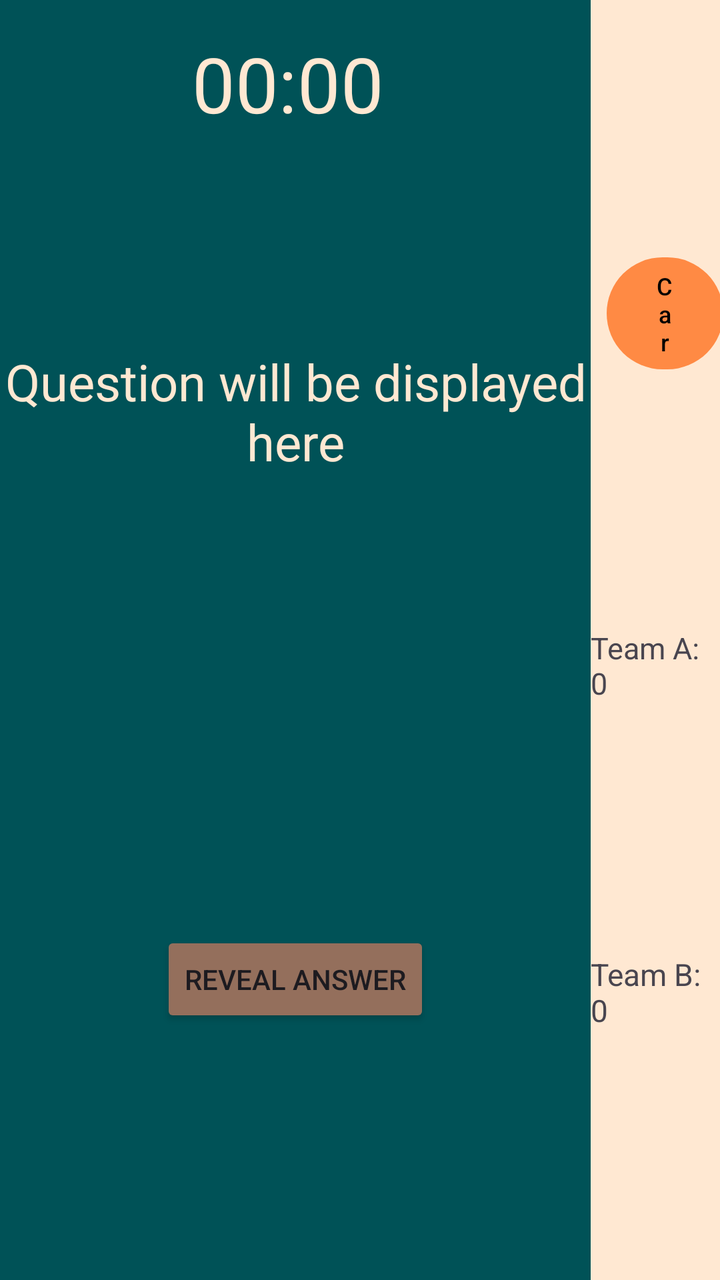
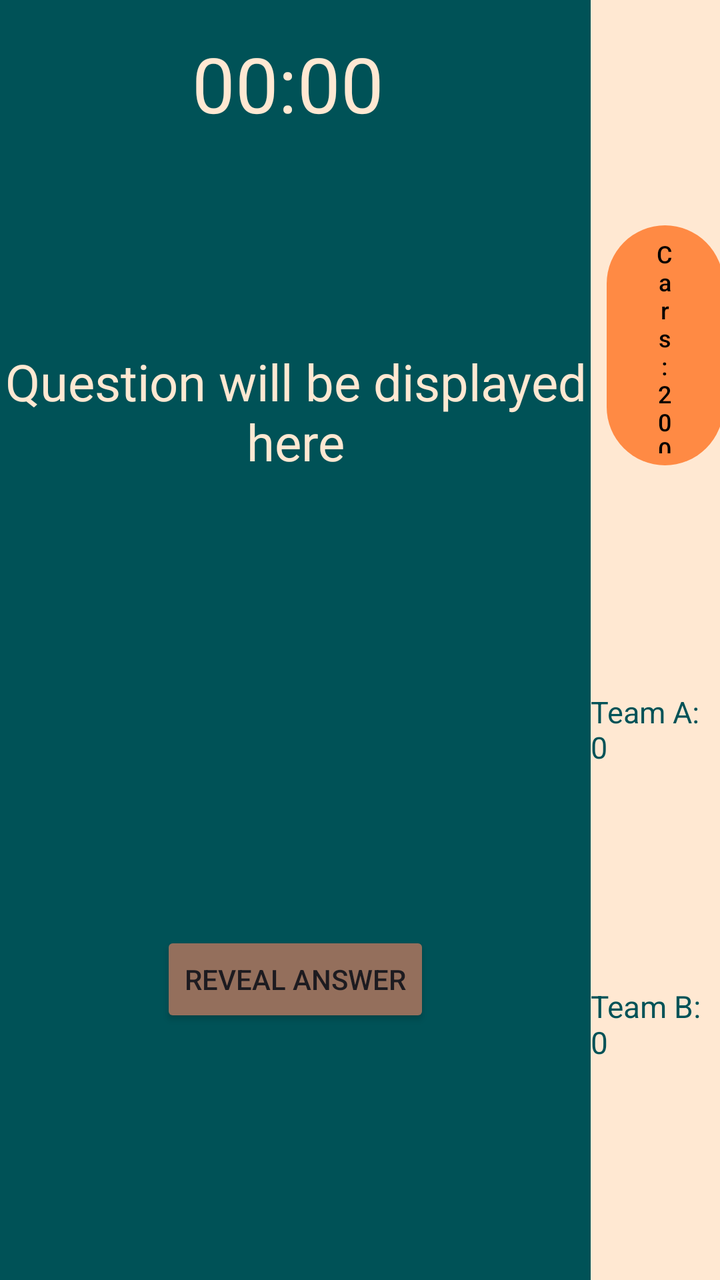

An Android layout rendered at two revisions. The XML below is the earlier revision; the diff shows what the commit changed to produce the second picture.
<!-- AndroidManifest.xml: application theme Theme.MenuActivity -->
<!-- res/layout/activity_question_view.xml -->
<?xml version="1.0" encoding="utf-8"?>
<androidx.constraintlayout.widget.ConstraintLayout xmlns:android="http://schemas.android.com/apk/res/android"
    xmlns:app="http://schemas.android.com/apk/res-auto"
    xmlns:tools="http://schemas.android.com/tools"
    android:layout_width="match_parent"
    android:layout_height="match_parent"
    tools:context=".QuestionViewActivity">

    <androidx.constraintlayout.widget.ConstraintLayout
        android:id="@+id/score_sec"
        android:layout_width="0dp"
        android:layout_height="match_parent"
        android:background="@color/Primary"
        app:layout_constraintBottom_toBottomOf="parent"
        app:layout_constraintEnd_toEndOf="parent"
        app:layout_constraintTop_toTopOf="parent"
        app:layout_constraintWidth_percent="0.18">

        <com.google.android.material.button.MaterialButton
            android:id="@+id/question_points"
            app:backgroundTint="@color/ripplePrimary"
            android:textColor="@color/black"
            app:layout_constraintHeight_percent="0.1"
            android:layout_width="0dp"
            android:layout_height="0dp"
            android:layout_marginLeft="8dp"
            app:layout_constraintWidth_percent="0.9"
            android:text="Cars : 200"
            android:autoSizeTextType="uniform"
            app:layout_constraintBottom_toTopOf="@+id/team_a_score"
            app:layout_constraintStart_toStartOf="parent"
            app:layout_constraintTop_toTopOf="parent"
            android:textAlignment="center"/>

        <TextView
            android:id="@+id/team_a_score"
            app:layout_constraintHeight_percent="0.06"

            android:layout_width="0dp"
            android:textAlignment="center"
            android:layout_height="0dp"
            app:layout_constraintWidth_percent="1"
            android:text="Team A: 0"
            android:autoSizeTextType="uniform"
            app:layout_constraintBottom_toTopOf="@+id/team_b_score"
            app:layout_constraintStart_toStartOf="parent"
            app:layout_constraintTop_toBottomOf="@id/question_points" />

        <TextView
            android:id="@+id/team_b_score"
            app:layout_constraintHeight_percent="0.06"
            android:layout_width="0dp"
            android:textAlignment="center"
            app:layout_constraintWidth_percent="1"
            android:layout_height="0dp"
            android:text="Team B: 0"
            android:autoSizeTextType="uniform"
            app:layout_constraintBottom_toBottomOf="parent"
            app:layout_constraintEnd_toEndOf="parent"
            app:layout_constraintStart_toStartOf="parent"
            app:layout_constraintTop_toBottomOf="@id/team_a_score" />
    </androidx.constraintlayout.widget.ConstraintLayout>

    <androidx.constraintlayout.widget.ConstraintLayout
        android:id="@+id/que_sec"
        android:layout_width="0dp"
        android:layout_height="match_parent"
        android:background="@color/background"
        app:layout_constraintEnd_toStartOf="@id/score_sec"
        app:layout_constraintHorizontal_bias="0.0"
        app:layout_constraintStart_toStartOf="parent"
        app:layout_constraintTop_toTopOf="parent"
        app:layout_constraintWidth_percent="0.82">


        <TextView
            android:id="@+id/timer_text"
            android:layout_width="0dp"
            android:layout_height="0dp"
            android:layout_marginVertical="16dp"
            android:autoSizeTextType="uniform"
            android:text="00:00"
            android:textAlignment="center"
            android:textColor="@color/Primary"
            app:layout_constraintEnd_toEndOf="parent"
            app:layout_constraintHeight_percent="0.08"
            app:layout_constraintStart_toStartOf="parent"
            app:layout_constraintTop_toTopOf="parent"
            app:layout_constraintWidth_percent="0.35" />

        <TextView
            android:id="@+id/question_text"
            android:layout_width="0dp"
            android:layout_height="0dp"
            android:layout_marginStart="16dp"
            android:layout_marginEnd="16dp"
            android:autoSizeTextType="uniform"
            android:gravity="center"
            android:text="Question will be displayed here"
            android:textAlignment="center"
            android:textColor="@color/Primary"
            app:layout_constraintBottom_toTopOf="@+id/question_image"
            app:layout_constraintEnd_toEndOf="parent"
            app:layout_constraintHeight_percent="0.1"
            app:layout_constraintStart_toStartOf="parent"
            app:layout_constraintTop_toBottomOf="@id/timer_text"
            app:layout_constraintVertical_chainStyle="packed"
            app:layout_constraintWidth_percent="1" />

        <ImageView
            android:id="@+id/question_image"
            android:layout_width="wrap_content"
            android:layout_height="200dp"
            android:layout_marginTop="16dp"
            app:layout_constraintBottom_toTopOf="@id/reveal_answer_button"
            app:layout_constraintEnd_toEndOf="parent"
            app:layout_constraintStart_toStartOf="parent"
            app:layout_constraintTop_toBottomOf="@+id/question_text" />

        <Button
            android:id="@+id/reveal_answer_button"
            android:layout_width="wrap_content"
            android:layout_height="wrap_content"
            android:layout_marginTop="12dp"
            android:layout_marginBottom="20dp"
            android:backgroundTint="@color/Secondry"
            android:text="Reveal Answer"
            app:layout_constraintBottom_toBottomOf="parent"
            app:layout_constraintEnd_toEndOf="parent"
            app:layout_constraintStart_toStartOf="parent"
            app:layout_constraintTop_toBottomOf="@id/question_image" />
    </androidx.constraintlayout.widget.ConstraintLayout>


</androidx.constraintlayout.widget.ConstraintLayout>
<!-- resources referenced by this layout -->
<resources>
  <color name="Primary">#ffe8d2</color>
  <color name="Secondry">#946f5c</color>
  <color name="background">#005257</color>
  <color name="black">#FF000000</color>
  <color name="ripplePrimary">#ff8a44</color>
  <style name="Theme.MenuActivity" parent="Base.Theme.MenuActivity" />
  <style name="Base.Theme.MenuActivity" parent="Theme.Material3.DayNight.NoActionBar">
          
          <item name="android:windowFullscreen">true</item>
  
          <item name="colorPrimary">@color/black</item>
      </style>
</resources>

<!-- the commit's change to res/layout/activity_question_view.xml (unified diff, before → after) -->
@@ -20,7 +20,7 @@
             android:id="@+id/question_points"
             app:backgroundTint="@color/ripplePrimary"
             android:textColor="@color/black"
-            app:layout_constraintHeight_percent="0.1"
+            app:layout_constraintHeight_percent="0.2"
             android:layout_width="0dp"
             android:layout_height="0dp"
             android:layout_marginLeft="8dp"
@@ -35,7 +35,7 @@
         <TextView
             android:id="@+id/team_a_score"
             app:layout_constraintHeight_percent="0.06"
-
+            android:textColor="@color/background"
             android:layout_width="0dp"
             android:textAlignment="center"
             android:layout_height="0dp"
@@ -50,6 +50,7 @@
             android:id="@+id/team_b_score"
             app:layout_constraintHeight_percent="0.06"
             android:layout_width="0dp"
+            android:textColor="@color/background"
             android:textAlignment="center"
             app:layout_constraintWidth_percent="1"
             android:layout_height="0dp"
